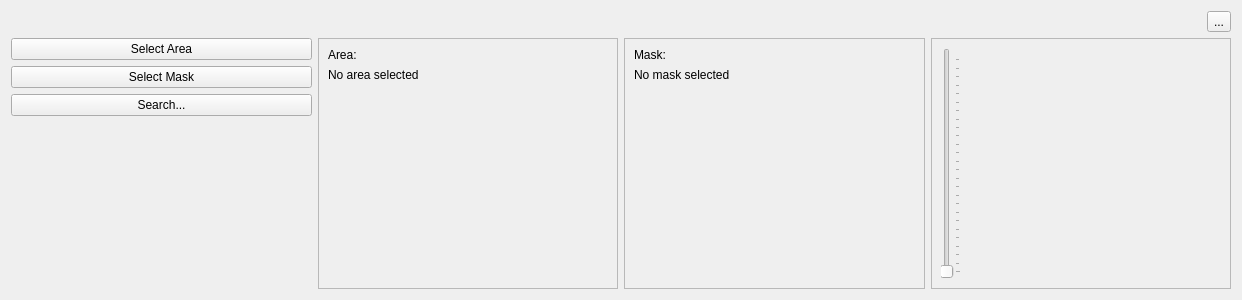
Above: src/IMapSearchWidget.ui from ntruchsess/QLandkarteGT before the change. Below: the same form after it.
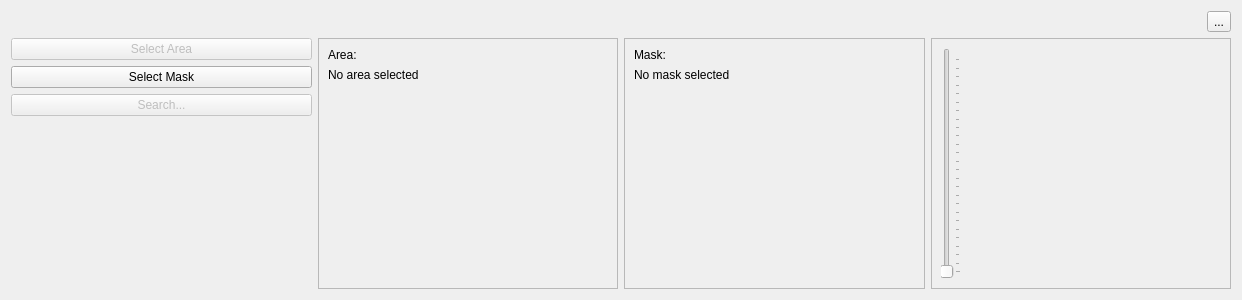
That is the form after the change.

Commit message: optimize size of correlation mask

```diff
--- a/src/IMapSearchWidget.ui
+++ b/src/IMapSearchWidget.ui
@@ -43,6 +43,9 @@
       <layout class="QVBoxLayout" >
        <item>
         <widget class="QPushButton" name="pushArea" >
+         <property name="enabled" >
+          <bool>false</bool>
+         </property>
          <property name="text" >
           <string>Select Area</string>
          </property>
@@ -57,6 +60,9 @@
        </item>
        <item>
         <widget class="QPushButton" name="pushSearch" >
+         <property name="enabled" >
+          <bool>false</bool>
+         </property>
          <property name="text" >
           <string>Search...</string>
          </property>
```
The commit also changes 2 other files.
